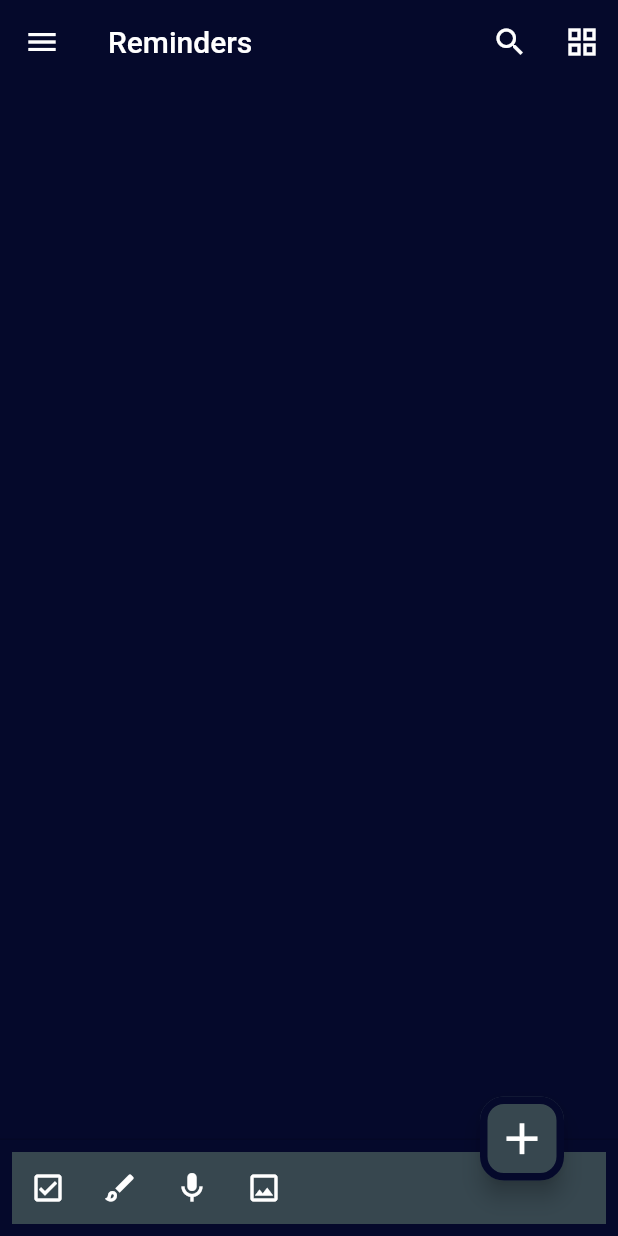
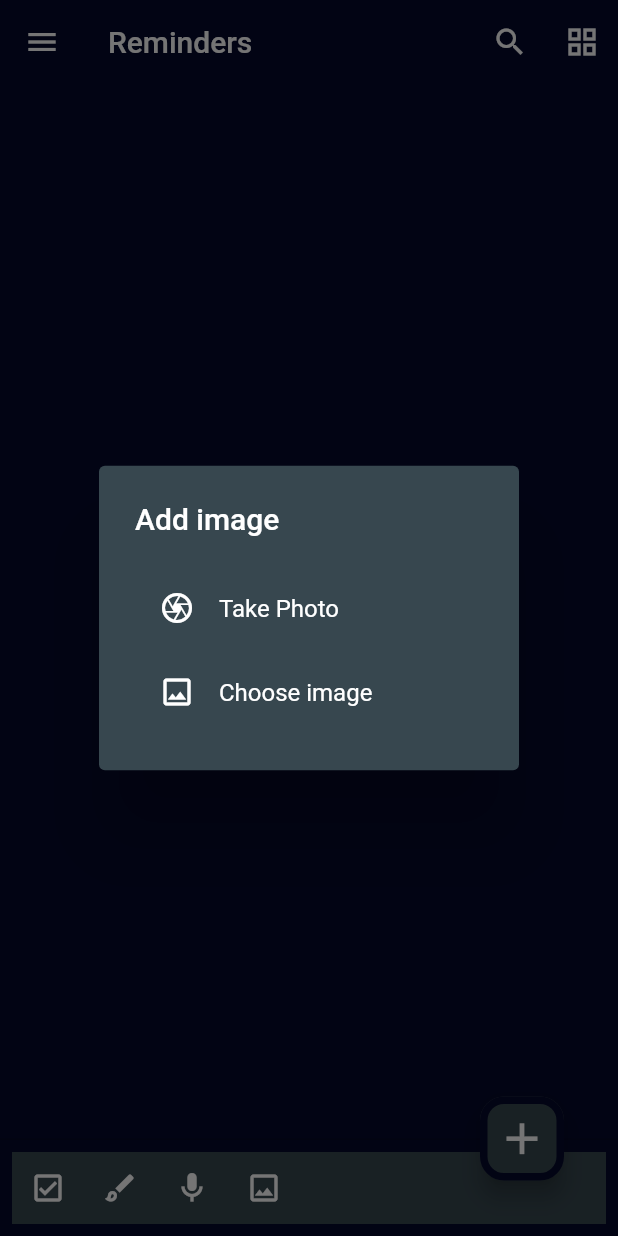
Before and after one commit to Geethika1234-mano/note_taking_app, a Flutter app: the Reminders screen opened directly, after a tap on the "photo" icon, on a phone screen of 412 x 824 dp. Run offline on Flutter 3.47's test engine with Material 2 defaults, Android fonts, the phone set to English and light mode, and no system bars; our stand-ins replace cloud_firestore, firebase_core, google_fonts, image_picker; accounts and stored records are empty.

Commit message:
Designed choose mage option

```diff
--- /dev/null
+++ b/lib/functions/ImagePickerHelper.dart
@@ -0,0 +1,95 @@
+import 'dart:io';
+
+import 'package:flutter/material.dart';
+import 'package:image_picker/image_picker.dart';
+import 'package:note_taking_app/styles/app_style.dart';
+
+class ImagePickerHelper {
+  static Future<void> showImagePickerDialog(BuildContext context) async {
+    await showDialog(
+      context: context,
+      builder: (BuildContext context) {
+        return AlertDialog(
+          backgroundColor: AppStyle.sideColor,
+          title: Text(
+            "Add image",
+            style: TextStyle(color: Colors.white),
+          ),
+          content: Column(
+            mainAxisSize: MainAxisSize.min,
+            children: <Widget>[
+              ListTile(
+                minVerticalPadding: 0,
+                minLeadingWidth: 0,
+                leading: Icon(
+                  Icons.camera_outlined,
+                  color: Colors.white,
+                ),
+                title: Text("Take Photo",
+                    style: TextStyle(
+                      color: Colors.white,
+                    )),
+                onTap: () {
+                  Navigator.of(context).pop(); // Close the dialog
+                  _takePhoto(context);
+                },
+              ),
+              ListTile(
+                minLeadingWidth: 0,
+                leading: Icon(
+                  Icons.image_outlined,
+                  color: Colors.white,
+                ),
+                title:
+                    Text("Choose image", style: TextStyle(color: Colors.white)),
+                onTap: () {
+                  Navigator.of(context).pop(); // Close the dialog
+                  _pickImage(context);
+                },
+              ),
+            ],
+          ),
+        );
+      },
+    );
+  }
+
+  static Future<void> _takePhoto(BuildContext context) async {
+    // final imagePicker = ImagePicker();
+    // final pickedFile = await imagePicker.pickImage(source: ImageSource.camera);
+
+    // if (pickedFile != null) {
+    //   // _handleCapturedPhoto(context, pickedFile.path);
+    //   {}
+    // }
+    Navigator.pop(context);
+  }
+
+  static Future<void> _pickImage(BuildContext context) async {
+    final imagePicker = ImagePicker();
+    final pickedFile = await imagePicker.pickImage(source: ImageSource.gallery);
+
+    if (pickedFile != null) {
+      Navigator.pop(context);
+    }
+  }
+
+  static void _handleCapturedPhoto(BuildContext context, String imagePath) {
+    // Implement your logic to handle the captured photo here.
+    // For example, you can display the image using an Image widget:
+    Navigator.of(context).push(
+      MaterialPageRoute(
+        builder: (context) => Scaffold(
+          appBar: AppBar(title: Text('Captured Photo')),
+          body: Center(
+            child: Image.file(
+              File(imagePath), // Import 'dart:io' for File class
+              width: 300,
+              height: 300,
+            ),
+          ),
+        ),
+      ),
+    );
+  }
+}
--- a/lib/widgets/footer.dart
+++ b/lib/widgets/footer.dart
@@ -1,4 +1,5 @@
 import 'package:flutter/material.dart';
+import 'package:note_taking_app/functions/ImagePickerHelper.dart';
 import 'package:note_taking_app/screens/footer_pages/list_items_page.dart';
 import 'package:note_taking_app/screens/footer_pages/paint_page.dart';
 import 'package:note_taking_app/styles/app_style.dart';
@@ -55,7 +56,7 @@ class _FooterButtonState extends State<FooterButton> {
           IconButton(
             padding: EdgeInsets.all(0),
             color: AppStyle.sideColor,
-            onPressed: () {},
+            onPressed: () => ImagePickerHelper.showImagePickerDialog(context),
             icon: Icon(
               Icons.photo_outlined,
               color: Colors.white,
--- a/pubspec.yaml
+++ b/pubspec.yaml
@@ -39,6 +39,7 @@ dependencies:
   cloud_firestore: ^4.9.0
   google_fonts: ^5.1.0
   intl: ^0.18.1
+  image_picker: ^1.0.4
 
 dev_dependencies:
   flutter_test:
```
Also changed, not shown: lib/screens/note_editor.dart (+54 -16 lines), pubspec.lock, 5 other files.
